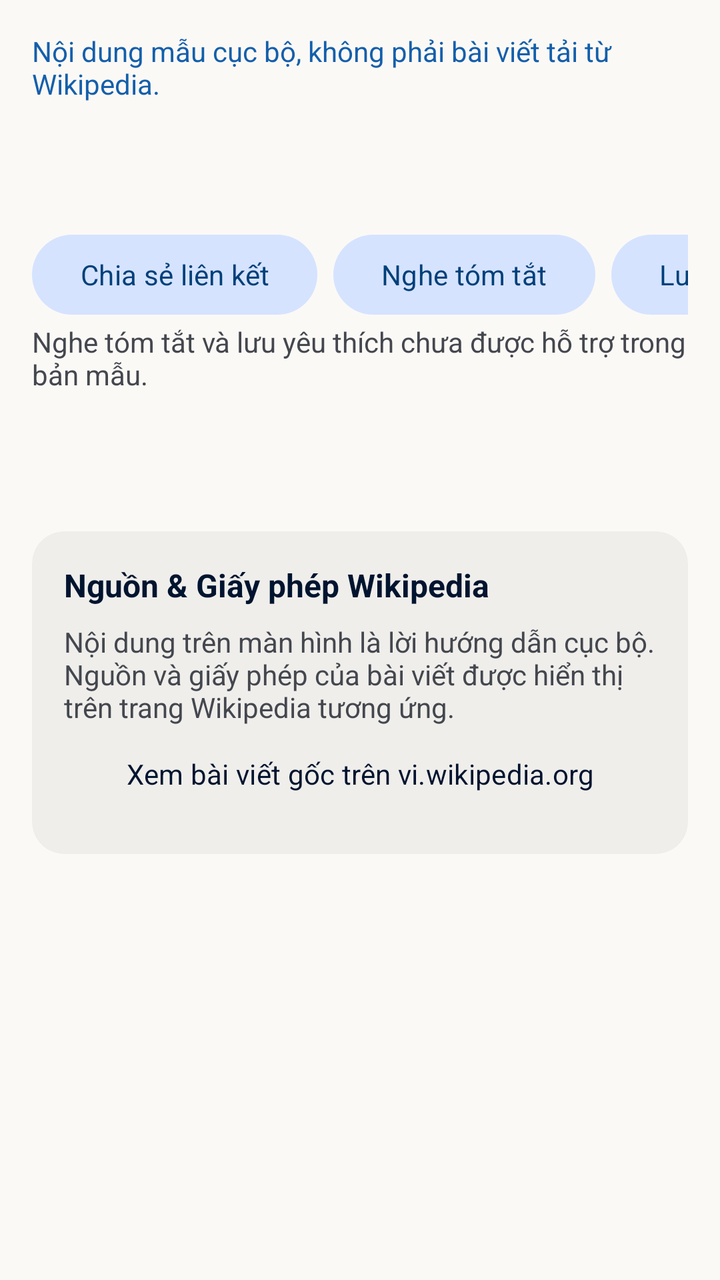
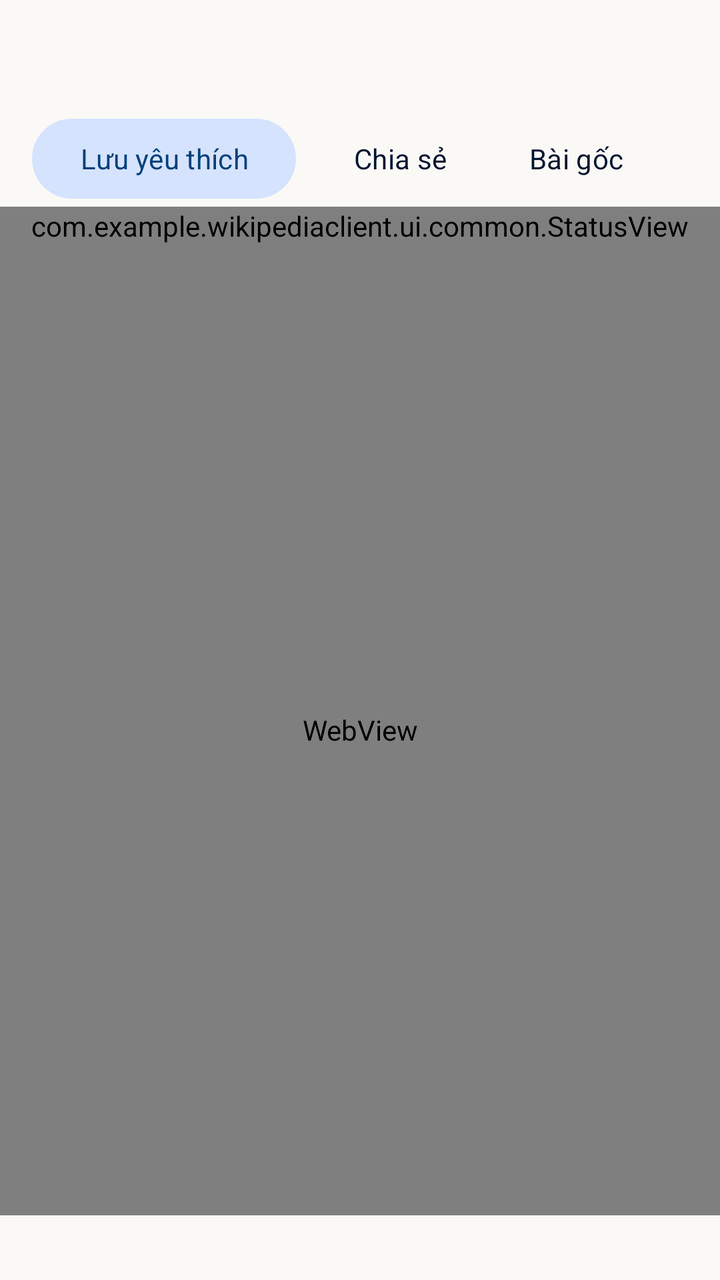

Before-and-after screenshots of an Android layout around one commit, followed by the original layout XML and the change that was made.
<!-- AndroidManifest.xml: application theme Theme.WikipediaClient -->
<!-- res/layout/fragment_article.xml -->
<?xml version="1.0" encoding="utf-8"?>
<androidx.core.widget.NestedScrollView xmlns:android="http://schemas.android.com/apk/res/android"
    xmlns:app="http://schemas.android.com/apk/res-auto"
    android:layout_width="match_parent" android:layout_height="match_parent" android:fillViewport="true">
    <LinearLayout android:layout_width="match_parent" android:layout_height="wrap_content"
        android:orientation="vertical" android:padding="@dimen/page_gutter">
        <TextView android:layout_width="match_parent" android:layout_height="wrap_content"
            android:text="@string/sample_disclaimer" android:textColor="@color/secondary" android:textSize="14sp" />
        <TextView android:id="@+id/article_title" android:layout_width="match_parent"
            android:layout_height="wrap_content" android:layout_marginTop="12dp" android:fontFamily="serif"
            android:breakStrategy="balanced" android:textColor="@color/primary" android:textSize="28sp" android:textStyle="bold" />
        <HorizontalScrollView android:layout_width="match_parent" android:layout_height="wrap_content"
            android:layout_marginTop="12dp" android:scrollbars="none">
            <LinearLayout android:layout_width="wrap_content" android:layout_height="wrap_content" android:orientation="horizontal" android:baselineAligned="false">
                <com.google.android.material.button.MaterialButton android:id="@+id/action_share"
                    style="@style/Widget.Material3.Button.TonalButton" android:layout_width="wrap_content"
                    android:layout_height="wrap_content" android:minHeight="48dp"
                    android:text="@string/share_article" />
                <com.google.android.material.button.MaterialButton android:id="@+id/action_listen"
                    style="@style/Widget.Material3.Button.TonalButton" android:layout_width="wrap_content"
                    android:layout_height="wrap_content" android:layout_marginStart="8dp" android:minHeight="48dp" android:text="@string/action_listen" />
                <com.google.android.material.button.MaterialButton android:id="@+id/action_save"
                    style="@style/Widget.Material3.Button.TonalButton" android:layout_width="wrap_content"
                    android:layout_height="wrap_content" android:layout_marginStart="8dp" android:minHeight="48dp"
                    android:text="@string/action_save_offline" />
            </LinearLayout>
        </HorizontalScrollView>
        <TextView android:layout_width="match_parent" android:layout_height="wrap_content"
            android:text="@string/reader_actions_pending" android:textColor="@color/on_surface_variant" android:textSize="14sp" />
        <TextView android:id="@+id/article_body" android:layout_width="match_parent"
            android:layout_height="wrap_content" android:layout_marginTop="24dp" android:fontFamily="serif"
            android:lineSpacingExtra="6dp" android:textColor="@color/on_surface" android:textSize="16sp" />
        <com.google.android.material.card.MaterialCardView android:layout_width="match_parent"
            android:layout_height="wrap_content" android:layout_marginTop="24dp"
            app:cardBackgroundColor="@color/surface_container" app:cardCornerRadius="@dimen/card_radius" app:strokeWidth="0dp">
            <LinearLayout android:layout_width="match_parent" android:layout_height="wrap_content"
                android:orientation="vertical" android:padding="16dp">
                <TextView android:layout_width="match_parent" android:layout_height="wrap_content"
                    android:text="@string/reader_license_title" android:textColor="@color/primary" android:textSize="16sp" android:textStyle="bold" />
                <TextView android:layout_width="match_parent" android:layout_height="wrap_content" android:layout_marginTop="8dp"
                    android:text="@string/reader_source_note" android:textColor="@color/on_surface_variant" android:textSize="14sp" />
                <com.google.android.material.button.MaterialButton android:id="@+id/btn_view_original"
                    style="@style/Widget.Material3.Button.TextButton" android:layout_width="match_parent"
                    android:layout_height="wrap_content" android:minHeight="48dp" android:text="@string/reader_view_original" />
            </LinearLayout>
        </com.google.android.material.card.MaterialCardView>
    </LinearLayout>
</androidx.core.widget.NestedScrollView>
<!-- resources referenced by this layout -->
<resources>
  <color name="on_surface">#1B1C1A</color>
  <color name="on_surface_variant">#44474E</color>
  <color name="primary">#00142F</color>
  <color name="secondary">#145FAB</color>
  <color name="surface_container">#EFEEEB</color>
  <dimen name="card_radius">16dp</dimen>
  <dimen name="page_gutter">16dp</dimen>
  <string name="action_listen">Nghe tóm tắt</string>
  <string name="action_save_offline">Lưu bài</string>
  <string name="reader_actions_pending">Nghe tóm tắt và lưu yêu thích chưa được hỗ trợ trong bản mẫu.</string>
  <string name="reader_license_title">Nguồn &amp; Giấy phép Wikipedia</string>
  <string name="reader_source_note">Nội dung trên màn hình là lời hướng dẫn cục bộ. Nguồn và giấy phép của bài viết được hiển thị trên trang Wikipedia tương ứng.</string>
  <string name="reader_view_original">Xem bài viết gốc trên vi.wikipedia.org</string>
  <string name="sample_disclaimer">Nội dung mẫu cục bộ, không phải bài viết tải từ Wikipedia.</string>
  <string name="share_article">Chia sẻ liên kết</string>
  <style name="Theme.WikipediaClient" parent="Theme.Material3.Light.NoActionBar">
          <item name="colorPrimary">@color/primary</item>
          <item name="colorOnPrimary">@color/on_primary</item>
          <item name="colorPrimaryContainer">@color/primary_container</item>
          <item name="colorOnPrimaryContainer">@color/on_primary_container</item>
  
          <item name="colorSecondary">@color/secondary</item>
          <item name="colorOnSecondary">@color/on_secondary</item>
          <item name="colorSecondaryContainer">@color/secondary_container</item>
          <item name="colorOnSecondaryContainer">@color/on_secondary_container</item>
  
          <item name="colorSurface">@color/surface</item>
          <item name="colorOnSurface">@color/on_surface</item>
          <item name="colorSurfaceVariant">@color/surface_container</item>
          <item name="colorOnSurfaceVariant">@color/on_surface_variant</item>
  
          <item name="android:windowLightStatusBar">true</item>
          <item name="android:windowBackground">@color/surface</item>
          <item name="android:fontFamily">sans-serif</item>
          <item name="android:windowActionModeOverlay">true</item>
  
          
          <item name="bottomNavigationStyle">@style/Widget.WikiRead.BottomNavigationView</item>
      </style>
  <color name="on_primary">#FFFFFF</color>
  <color name="primary_container">#0F294A</color>
  <color name="on_primary_container">#7A91B7</color>
  <color name="on_secondary">#FFFFFF</color>
  <color name="secondary_container">#D5E3FF</color>
  <color name="on_secondary_container">#00407A</color>
  <color name="surface">#FBF9F6</color>
  <style name="Widget.WikiRead.BottomNavigationView" parent="Widget.Material3.BottomNavigationView">
          <item name="android:background">@color/surface_container_lowest</item>
          <item name="itemIconTint">@color/navigation_item</item>
          <item name="itemTextColor">@color/navigation_item</item>
          <item name="itemActiveIndicatorStyle">@style/Widget.WikiRead.ActiveIndicator</item>
          <item name="elevation">8dp</item>
      </style>
  <color name="surface_container_lowest">#FFFFFF</color>
  <style name="Widget.WikiRead.ActiveIndicator" parent="Widget.Material3.BottomNavigationView.ActiveIndicator">
          <item name="android:color">@color/primary</item>
      </style>
</resources>

<!-- the commit's change to res/layout/fragment_article.xml (unified diff, before → after) -->
@@ -1,48 +1,37 @@
 <?xml version="1.0" encoding="utf-8"?>
-<androidx.core.widget.NestedScrollView xmlns:android="http://schemas.android.com/apk/res/android"
-    xmlns:app="http://schemas.android.com/apk/res-auto"
-    android:layout_width="match_parent" android:layout_height="match_parent" android:fillViewport="true">
-    <LinearLayout android:layout_width="match_parent" android:layout_height="wrap_content"
-        android:orientation="vertical" android:padding="@dimen/page_gutter">
-        <TextView android:layout_width="match_parent" android:layout_height="wrap_content"
-            android:text="@string/sample_disclaimer" android:textColor="@color/secondary" android:textSize="14sp" />
-        <TextView android:id="@+id/article_title" android:layout_width="match_parent"
-            android:layout_height="wrap_content" android:layout_marginTop="12dp" android:fontFamily="serif"
-            android:breakStrategy="balanced" android:textColor="@color/primary" android:textSize="28sp" android:textStyle="bold" />
-        <HorizontalScrollView android:layout_width="match_parent" android:layout_height="wrap_content"
-            android:layout_marginTop="12dp" android:scrollbars="none">
-            <LinearLayout android:layout_width="wrap_content" android:layout_height="wrap_content" android:orientation="horizontal" android:baselineAligned="false">
-                <com.google.android.material.button.MaterialButton android:id="@+id/action_share"
-                    style="@style/Widget.Material3.Button.TonalButton" android:layout_width="wrap_content"
-                    android:layout_height="wrap_content" android:minHeight="48dp"
-                    android:text="@string/share_article" />
-                <com.google.android.material.button.MaterialButton android:id="@+id/action_listen"
-                    style="@style/Widget.Material3.Button.TonalButton" android:layout_width="wrap_content"
-                    android:layout_height="wrap_content" android:layout_marginStart="8dp" android:minHeight="48dp" android:text="@string/action_listen" />
-                <com.google.android.material.button.MaterialButton android:id="@+id/action_save"
-                    style="@style/Widget.Material3.Button.TonalButton" android:layout_width="wrap_content"
-                    android:layout_height="wrap_content" android:layout_marginStart="8dp" android:minHeight="48dp"
-                    android:text="@string/action_save_offline" />
-            </LinearLayout>
-        </HorizontalScrollView>
-        <TextView android:layout_width="match_parent" android:layout_height="wrap_content"
-            android:text="@string/reader_actions_pending" android:textColor="@color/on_surface_variant" android:textSize="14sp" />
-        <TextView android:id="@+id/article_body" android:layout_width="match_parent"
-            android:layout_height="wrap_content" android:layout_marginTop="24dp" android:fontFamily="serif"
-            android:lineSpacingExtra="6dp" android:textColor="@color/on_surface" android:textSize="16sp" />
-        <com.google.android.material.card.MaterialCardView android:layout_width="match_parent"
-            android:layout_height="wrap_content" android:layout_marginTop="24dp"
-            app:cardBackgroundColor="@color/surface_container" app:cardCornerRadius="@dimen/card_radius" app:strokeWidth="0dp">
-            <LinearLayout android:layout_width="match_parent" android:layout_height="wrap_content"
-                android:orientation="vertical" android:padding="16dp">
-                <TextView android:layout_width="match_parent" android:layout_height="wrap_content"
-                    android:text="@string/reader_license_title" android:textColor="@color/primary" android:textSize="16sp" android:textStyle="bold" />
-                <TextView android:layout_width="match_parent" android:layout_height="wrap_content" android:layout_marginTop="8dp"
-                    android:text="@string/reader_source_note" android:textColor="@color/on_surface_variant" android:textSize="14sp" />
-                <com.google.android.material.button.MaterialButton android:id="@+id/btn_view_original"
-                    style="@style/Widget.Material3.Button.TextButton" android:layout_width="match_parent"
-                    android:layout_height="wrap_content" android:minHeight="48dp" android:text="@string/reader_view_original" />
-            </LinearLayout>
-        </com.google.android.material.card.MaterialCardView>
-    </LinearLayout>
-</androidx.core.widget.NestedScrollView>
+<LinearLayout xmlns:android="http://schemas.android.com/apk/res/android"
+    android:layout_width="match_parent" android:layout_height="match_parent" android:orientation="vertical">
+    <TextView android:id="@+id/article_title" android:layout_width="match_parent"
+        android:layout_height="wrap_content" android:paddingStart="@dimen/page_gutter"
+        android:paddingEnd="@dimen/page_gutter" android:paddingTop="12dp" android:paddingBottom="8dp"
+        android:fontFamily="serif" android:textColor="@color/primary" android:textSize="26sp"
+        android:maxLines="3" android:ellipsize="end" android:textStyle="bold" />
+    <HorizontalScrollView android:layout_width="match_parent" android:layout_height="wrap_content" android:scrollbars="none">
+        <LinearLayout android:layout_width="wrap_content" android:layout_height="wrap_content"
+            android:paddingStart="@dimen/page_gutter" android:paddingEnd="@dimen/page_gutter" android:orientation="horizontal">
+            <com.google.android.material.button.MaterialButton android:id="@+id/action_save"
+                style="@style/Widget.Material3.Button.TonalButton" android:layout_width="wrap_content"
+                android:layout_height="wrap_content" android:minHeight="48dp" android:text="@string/reader_bookmark_add" />
+            <com.google.android.material.button.MaterialButton android:id="@+id/action_share"
+                style="@style/Widget.Material3.Button.TextButton" android:layout_width="wrap_content"
+                android:layout_height="wrap_content" android:layout_marginStart="8dp" android:minHeight="48dp"
+                android:text="@string/reader_share_link" android:contentDescription="@string/share_article" />
+            <com.google.android.material.button.MaterialButton android:id="@+id/btn_view_original"
+                style="@style/Widget.Material3.Button.TextButton" android:layout_width="wrap_content"
+                android:layout_height="wrap_content" android:minHeight="48dp" android:text="@string/reader_source" android:contentDescription="@string/reader_view_original" />
+        </LinearLayout>
+    </HorizontalScrollView>
+    <com.google.android.material.button.MaterialButton android:id="@+id/bookmark_retry"
+        style="@style/Widget.Material3.Button.TextButton" android:layout_width="match_parent"
+        android:layout_height="wrap_content" android:minHeight="48dp" android:visibility="gone"
+        android:text="@string/reader_bookmark_retry" />
+    <com.example.wikipediaclient.ui.common.StatusView android:id="@+id/status"
+        android:layout_width="match_parent" android:layout_height="wrap_content" />
+    <WebView android:id="@+id/article_body" android:layout_width="match_parent"
+        android:layout_height="0dp" android:layout_weight="1" android:saveEnabled="false"
+        android:contentDescription="@string/reader_content_description" />
+    <TextView android:id="@+id/article_license" android:layout_width="match_parent"
+        android:layout_height="wrap_content" android:paddingStart="@dimen/page_gutter"
+        android:paddingEnd="@dimen/page_gutter" android:paddingTop="8dp" android:paddingBottom="8dp"
+        android:textColor="@color/on_surface_variant" android:textSize="12sp" />
+</LinearLayout>
<!-- resource entries referenced after the edit -->
@@ -5,15 +5,13 @@
   <color name="primary">#00142F</color>
   <color name="secondary">#145FAB</color>
   <color name="surface_container">#EFEEEB</color>
-  <dimen name="card_radius">16dp</dimen>
   <dimen name="page_gutter">16dp</dimen>
-  <string name="action_listen">Nghe tóm tắt</string>
-  <string name="action_save_offline">Lưu bài</string>
-  <string name="reader_actions_pending">Nghe tóm tắt và lưu yêu thích chưa được hỗ trợ trong bản mẫu.</string>
-  <string name="reader_license_title">Nguồn &amp; Giấy phép Wikipedia</string>
-  <string name="reader_source_note">Nội dung trên màn hình là lời hướng dẫn cục bộ. Nguồn và giấy phép của bài viết được hiển thị trên trang Wikipedia tương ứng.</string>
+  <string name="reader_bookmark_add">Lưu yêu thích</string>
+  <string name="reader_bookmark_retry">Không thể cập nhật yêu thích. Chạm để thử lại</string>
+  <string name="reader_content_description">Nội dung bài Wikipedia</string>
+  <string name="reader_share_link">Chia sẻ</string>
+  <string name="reader_source">Bài gốc</string>
   <string name="reader_view_original">Xem bài viết gốc trên vi.wikipedia.org</string>
-  <string name="sample_disclaimer">Nội dung mẫu cục bộ, không phải bài viết tải từ Wikipedia.</string>
   <string name="share_article">Chia sẻ liên kết</string>
   <style name="Theme.WikipediaClient" parent="Theme.Material3.Light.NoActionBar">
           <item name="colorPrimary">@color/primary</item>
